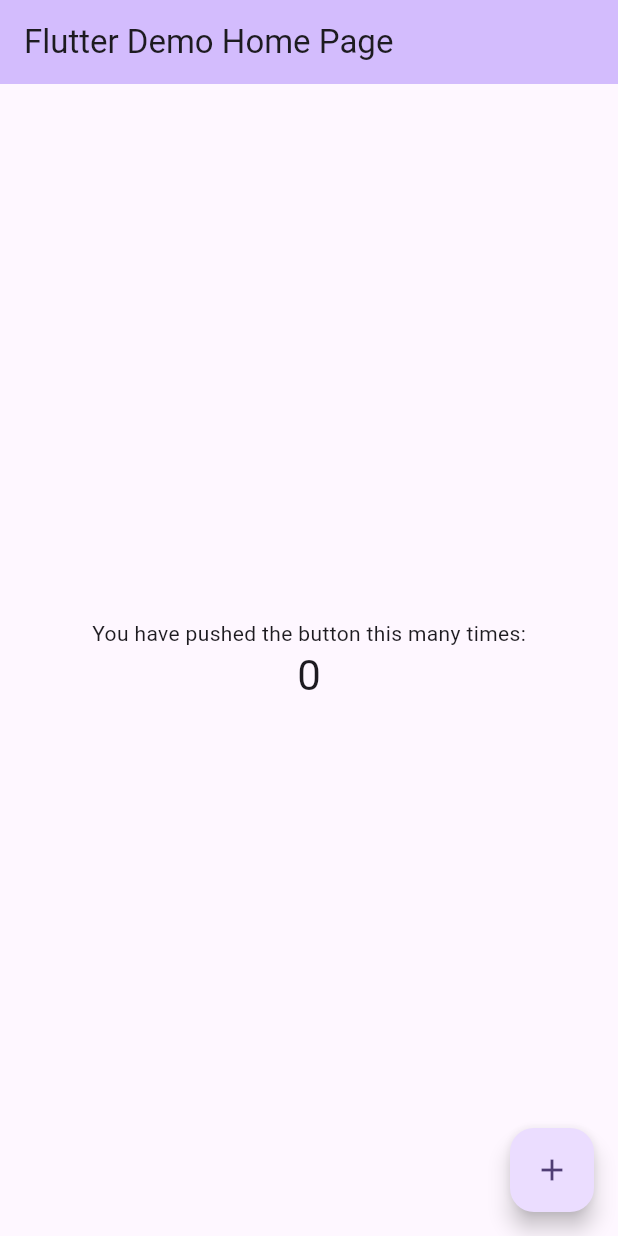
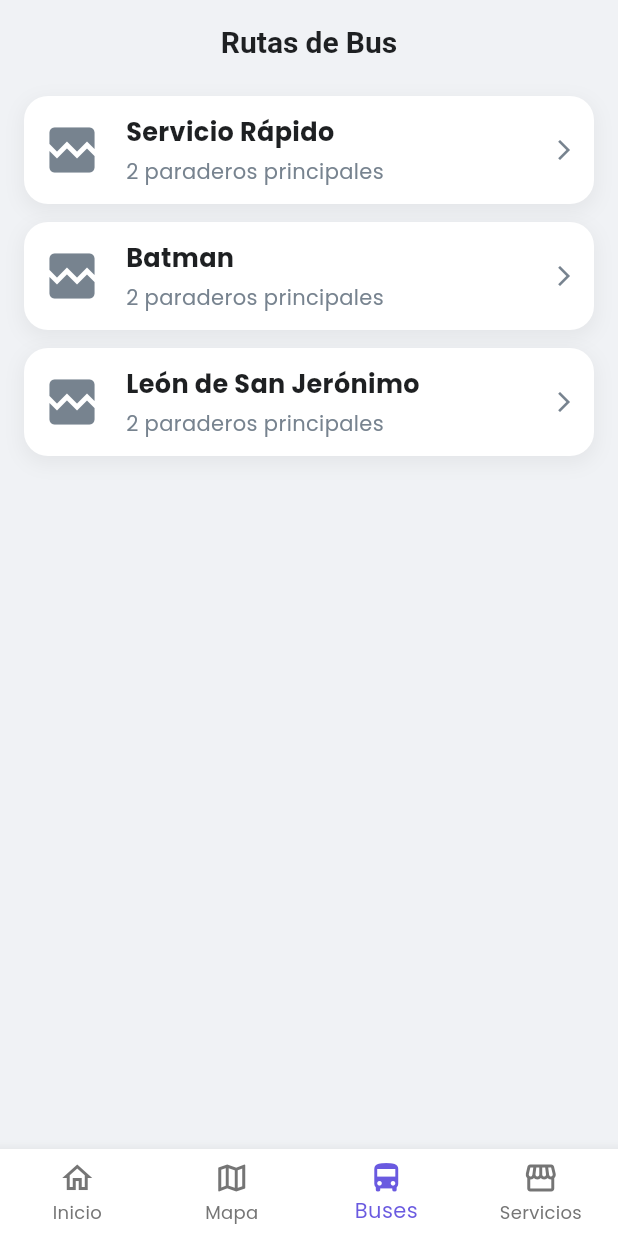
Before and after one commit to Abrilskop/heybus, a Flutter app: the screen it shows after launch, on a phone screen of 412 x 824 dp. Run offline on Flutter 3.47's test engine with Material 3 defaults, Android fonts, the phone set to English and light mode, and no system bars; our stand-ins replace google_fonts, google_maps_flutter; network calls fail.

Commit message:
feat; añadi el 1mer demo de la app sin el mapa

```diff
--- a/lib/main.dart
+++ b/lib/main.dart
@@ -1,122 +1,56 @@
 import 'package:flutter/material.dart';
+import 'package:google_fonts/google_fonts.dart';
+import 'package:heybus/main_screen.dart';
+
+// --- NUEVA PALETA DE COLORES MODERNA ---
+class AppColors {
+  static const Color primary = Color(0xFF6A5AE0); // Un morado vibrante
+  static const Color background = Color(0xFFF0F2F5); // Un gris muy claro y limpio
+  static const Color cardBackground = Colors.white;
+  static const Color textPrimary = Color(0xFF1E2022);
+  static const Color textSecondary = Color(0xFF77838F);
+  static const Color accent = Color(0xFF48D6D2); // Un turquesa para acentos
+}
+// --- FIN DE LA PALETA ---
 
 void main() {
-  runApp(const MyApp());
+  runApp(const HeyBusApp());
 }
 
-class MyApp extends StatelessWidget {
-  const MyApp({super.key});
+class HeyBusApp extends StatelessWidget {
+  const HeyBusApp({super.key});
 
-  // This widget is the root of your application.
   @override
   Widget build(BuildContext context) {
     return MaterialApp(
-      title: 'Flutter Demo',
+      debugShowCheckedModeBanner: false,
+      title: 'HeyBus',
       theme: ThemeData(
-        // This is the theme of your application.
-        //
-        // TRY THIS: Try running your application with "flutter run". You'll see
-        // the application has a purple toolbar. Then, without quitting the app,
-        // try changing the seedColor in the colorScheme below to Colors.green
-        // and then invoke "hot reload" (save your changes or press the "hot
-        // reload" button in a Flutter-supported IDE, or press "r" if you used
-        // the command line to start the app).
-        //
-        // Notice that the counter didn't reset back to zero; the application
-        // state is not lost during the reload. To reset the state, use hot
-        // restart instead.
-        //
-        // This works for code too, not just values: Most code changes can be
-        // tested with just a hot reload.
-        colorScheme: ColorScheme.fromSeed(seedColor: Colors.deepPurple),
+        // --- TEMA COMPLETAMENTE REDISEÑADO ---
+        scaffoldBackgroundColor: AppColors.background,
+        primaryColor: AppColors.primary,
+        fontFamily: GoogleFonts.poppins().fontFamily,
+        appBarTheme: const AppBarTheme(
+          backgroundColor: AppColors.background,
+          elevation: 0, // AppBar sin sombra para un look plano
+          centerTitle: true,
+          titleTextStyle: TextStyle(
+            color: AppColors.textPrimary,
+            fontSize: 20,
+            fontWeight: FontWeight.w600,
+          ),
+        ),
+        bottomNavigationBarTheme: BottomNavigationBarThemeData(
+          backgroundColor: Colors.white,
+          selectedItemColor: AppColors.primary,
+          unselectedItemColor: AppColors.textSecondary,
+          type: BottomNavigationBarType.fixed,
+          showUnselectedLabels: true,
+        ),
+        useMaterial3: true,
+        // --- FIN DEL REDISEÑO DEL TEMA ---
       ),
-      home: const MyHomePage(title: 'Flutter Demo Home Page'),
+      home: const MainScreen(),
     );
   }
 }
-
-class MyHomePage extends StatefulWidget {
-  const MyHomePage({super.key, required this.title});
-
-  // This widget is the home page of your application. It is stateful, meaning
-  // that it has a State object (defined below) that contains fields that affect
-  // how it looks.
-
-  // This class is the configuration for the state. It holds the values (in this
-  // case the title) provided by the parent (in this case the App widget) and
-  // used by the build method of the State. Fields in a Widget subclass are
-  // always marked "final".
-
-  final String title;
-
-  @override
-  State<MyHomePage> createState() => _MyHomePageState();
-}
-
-class _MyHomePageState extends State<MyHomePage> {
-  int _counter = 0;
-
-  void _incrementCounter() {
-    setState(() {
-      // This call to setState tells the Flutter framework that something has
-      // changed in this State, which causes it to rerun the build method below
-      // so that the display can reflect the updated values. If we changed
-      // _counter without calling setState(), then the build method would not be
-      // called again, and so nothing would appear to happen.
-      _counter++;
-    });
-  }
-
-  @override
-  Widget build(BuildContext context) {
-    // This method is rerun every time setState is called, for instance as done
-    // by the _incrementCounter method above.
-    //
-    // The Flutter framework has been optimized to make rerunning build methods
-    // fast, so that you can just rebuild anything that needs updating rather
-    // than having to individually change instances of widgets.
-    return Scaffold(
-      appBar: AppBar(
-        // TRY THIS: Try changing the color here to a specific color (to
-        // Colors.amber, perhaps?) and trigger a hot reload to see the AppBar
-        // change color while the other colors stay the same.
-        backgroundColor: Theme.of(context).colorScheme.inversePrimary,
-        // Here we take the value from the MyHomePage object that was created by
-        // the App.build method, and use it to set our appbar title.
-        title: Text(widget.title),
-      ),
-      body: Center(
-        // Center is a layout widget. It takes a single child and positions it
-        // in the middle of the parent.
-        child: Column(
-          // Column is also a layout widget. It takes a list of children and
-          // arranges them vertically. By default, it sizes itself to fit its
-          // children horizontally, and tries to be as tall as its parent.
-          //
-          // Column has various properties to control how it sizes itself and
-          // how it positions its children. Here we use mainAxisAlignment to
-          // center the children vertically; the main axis here is the vertical
-          // axis because Columns are vertical (the cross axis would be
-          // horizontal).
-          //
-          // TRY THIS: Invoke "debug painting" (choose the "Toggle Debug Paint"
-          // action in the IDE, or press "p" in the console), to see the
-          // wireframe for each widget.
-          mainAxisAlignment: MainAxisAlignment.center,
-          children: <Widget>[
-            const Text('You have pushed the button this many times:'),
-            Text(
-              '$_counter',
-              style: Theme.of(context).textTheme.headlineMedium,
-            ),
-          ],
-        ),
-      ),
-      floatingActionButton: FloatingActionButton(
-        onPressed: _incrementCounter,
-        tooltip: 'Increment',
-        child: const Icon(Icons.add),
-      ), // This trailing comma makes auto-formatting nicer for build methods.
-    );
-  }
-}
--- /dev/null
+++ b/lib/main_screen.dart
@@ -0,0 +1,66 @@
+import 'package:flutter/material.dart';
+import 'package:heybus/screens/bus_list_screen.dart';
+import 'package:heybus/screens/placeholder_screen.dart';
+
+class MainScreen extends StatefulWidget {
+  const MainScreen({super.key});
+
+  @override
+  State<MainScreen> createState() => _MainScreenState();
+}
+
+class _MainScreenState extends State<MainScreen> {
+  int _selectedIndex = 2; // Inicia en la pestaña de "Buses"
+
+  static const List<Widget> _widgetOptions = <Widget>[
+    PlaceholderScreen(title: 'Inicio'),
+    PlaceholderScreen(title: 'Mapa General'), // Un futuro mapa general
+    BusListScreen(),
+    PlaceholderScreen(title: 'Servicios'),
+  ];
+
+  void _onItemTapped(int index) {
+    setState(() {
+      _selectedIndex = index;
+    });
+  }
+
+  @override
+  Widget build(BuildContext context) {
+    return Scaffold(
+      body: Center(
+        child: _widgetOptions.elementAt(_selectedIndex),
+      ),
+      bottomNavigationBar: BottomNavigationBar(
+        items: const <BottomNavigationBarItem>[
+          BottomNavigationBarItem(
+            icon: Icon(Icons.home_outlined),
+            activeIcon: Icon(Icons.home),
+            label: 'Inicio',
+          ),
+          BottomNavigationBarItem(
+            icon: Icon(Icons.map_outlined),
+            activeIcon: Icon(Icons.map),
+            label: 'Mapa',
+          ),
+          BottomNavigationBarItem(
+            icon: Icon(Icons.directions_bus_outlined),
+            activeIcon: Icon(Icons.directions_bus),
+            label: 'Buses',
+          ),
+          BottomNavigationBarItem(
+            icon: Icon(Icons.storefront_outlined),
+            activeIcon: Icon(Icons.storefront),
+            label: 'Servicios',
+          ),
+        ],
+        currentIndex: _selectedIndex,
+        onTap: _onItemTapped,
+        type: BottomNavigationBarType.fixed, // Para que todos los labels sean visibles
+        selectedItemColor: Theme.of(context).primaryColor,
+        unselectedItemColor: Colors.grey[600],
+        showUnselectedLabels: true,
+      ),
+    );
+  }
+}
--- /dev/null
+++ b/lib/models/bus_model.dart
@@ -0,0 +1,17 @@
+import 'bus_stop_model.dart';
+
+class Bus {
+  final String id;
+  final String routeName;
+  final String imageUrl;
+  final List<BusStop> idaStops; // Paraderos de ida
+  final List<BusStop> vueltaStops; // Paraderos de vuelta
+
+  Bus({
+    required this.id,
+    required this.routeName,
+    required this.imageUrl,
+    required this.idaStops,
+    required this.vueltaStops,
+  });
+}
--- /dev/null
+++ b/lib/models/bus_stop_model.dart
@@ -0,0 +1,13 @@
+import 'package:google_maps_flutter/google_maps_flutter.dart';
+
+class BusStop {
+  final String id;
+  final String name;
+  final LatLng location; // Coordenadas geográficas del paradero
+
+  BusStop({
+    required this.id,
+    required this.name,
+    required this.location,
+  });
+}
--- /dev/null
+++ b/lib/screens/bus_list_screen.dart
@@ -0,0 +1,152 @@
+import 'package:flutter/material.dart';
+import 'package:google_maps_flutter/google_maps_flutter.dart';
+import '../main.dart'; // Importamos para acceder a AppColors
+import '../models/bus_model.dart';
+import '../models/bus_stop_model.dart';
+import '../widgets/bus_detail_sheet.dart';
+
+class BusListScreen extends StatefulWidget {
+  const BusListScreen({super.key});
+
+  @override
+  State<BusListScreen> createState() => _BusListScreenState();
+}
+
+class _BusListScreenState extends State<BusListScreen> {
+  // --- DATOS CON IMÁGENES DE UNSPLASH ---
+  // Unsplash es perfecto para placeholders de alta calidad.
+  final List<Bus> buses = [
+    Bus(
+      id: 'R-01',
+      routeName: 'Servicio Rápido',
+      // Usamos source.unsplash para obtener imágenes aleatorias por categoría
+      imageUrl: 'https://images.unsplash.com/photo-1544620347-c4fd4a3d5957?w=400&q=80',
+      idaStops: [
+        BusStop(id: 'ida1-1', name: 'Terminal (Rápido)', location: const LatLng(-13.5284, -71.9509)),
+        BusStop(id: 'ida1-2', name: 'Mercado Wanchaq', location: const LatLng(-13.5228, -71.9667)),
+      ],
+      vueltaStops: []
+    ),
+    Bus(
+      id: 'R-02',
+      routeName: 'Batman',
+      imageUrl: 'https://images.unsplash.com/photo-1612916628677-475f676a6adf?q=80&w=1170&auto=format&fit=crop&ixlib=rb-4.1.0&ixid=M3wxMjA3fDB8MHxwaG90by1wYWdlfHx8fGVufDB8fHx8fA%3D%3D',
+      idaStops: [
+        BusStop(id: 'ida2-1', name: 'Puente Grau', location: const LatLng(-13.5186, -71.9790)),
+        BusStop(id: 'ida2-2', name: 'Av. El Sol', location: const LatLng(-13.5173, -71.9774)),
+      ],
+       vueltaStops: []
+    ),
+    Bus(
+      id: 'R-03',
+      routeName: 'León de San Jerónimo',
+      imageUrl: 'https://plus.unsplash.com/premium_photo-1664302152991-d013ff125f3f?w=600&auto=format&fit=crop&q=60&ixlib=rb-4.1.0&ixid=M3wxMjA3fDB8MHxzZWFyY2h8MXx8YnVzfGVufDB8fDB8fHww',
+      idaStops: [
+        BusStop(id: 'ida3-1', name: 'San Jerónimo', location: const LatLng(-13.5495, -71.9019)),
+        BusStop(id: 'ida3-2', name: 'Real Plaza', location: const LatLng(-13.5235, -71.9546)),
+      ],
+       vueltaStops: []
+    ),
+  ];
+
+  void _showBusDetails(BuildContext context, Bus bus) {
+    showModalBottomSheet(
+      context: context,
+      isScrollControlled: true,
+      backgroundColor: Colors.transparent,
+      builder: (_) => DraggableScrollableSheet(
+        initialChildSize: 0.6,
+        minChildSize: 0.3,
+        maxChildSize: 0.95,
+        builder: (context, scrollController) {
+          return BusDetailSheet(bus: bus, scrollController: scrollController);
+        },
+      ),
+    );
+  }
+
+  @override
+  Widget build(BuildContext context) {
+    return Scaffold(
+      appBar: AppBar(
+        title: const Text('Rutas de Bus'),
+      ),
+      body: ListView.builder(
+        padding: const EdgeInsets.symmetric(horizontal: 16.0, vertical: 8.0),
+        itemCount: buses.length,
+        itemBuilder: (context, index) {
+          final bus = buses[index];
+          // --- TARJETA DE BUS COMPLETAMENTE REDISEÑADA ---
+          return GestureDetector(
+            onTap: () => _showBusDetails(context, bus),
+            child: Container(
+              margin: const EdgeInsets.only(bottom: 12.0),
+              padding: const EdgeInsets.all(12.0),
+              decoration: BoxDecoration(
+                color: AppColors.cardBackground,
+                borderRadius: BorderRadius.circular(16.0),
+                boxShadow: [
+                  BoxShadow(
+                    color: Colors.black.withOpacity(0.05),
+                    spreadRadius: 1,
+                    blurRadius: 10,
+                    offset: const Offset(0, 4),
+                  ),
+                ],
+              ),
+              child: Row(
+                children: [
+                  // 1. IMAGEN REDONDEADA A LA IZQUIERDA
+                  ClipRRect(
+                    borderRadius: BorderRadius.circular(12.0),
+                    child: Image.network(
+                      bus.imageUrl,
+                      width: 70,
+                      height: 70,
+                      fit: BoxFit.cover,
+                      errorBuilder: (context, error, stackTrace) =>
+                          const Icon(Icons.broken_image, size: 40, color: AppColors.textSecondary),
+                    ),
+                  ),
+                  const SizedBox(width: 16),
+
+                  // 2. TEXTO Y TAG A LA DERECHA
+                  Expanded(
+                    child: Column(
+                      crossAxisAlignment: CrossAxisAlignment.start,
+                      children: [
+                        Text(
+                          bus.routeName,
+                          style: const TextStyle(
+                            fontWeight: FontWeight.bold,
+                            fontSize: 17,
+                            color: AppColors.textPrimary,
+                          ),
+                        ),
+                        const SizedBox(height: 4),
+                        Text(
+                          '${bus.idaStops.length} paraderos principales',
+                          style: const TextStyle(
+                            fontSize: 14,
+                            color: AppColors.textSecondary,
+                          ),
+                        ),
+                      ],
+                    ),
+                  ),
+
+                  // 3. ICONO INDICADOR A LA DERECHA
+                  const Icon(
+                    Icons.arrow_forward_ios,
+                    color: AppColors.textSecondary,
+                    size: 16,
+                  ),
+                ],
+              ),
+            ),
+          );
+        },
+      ),
+    );
+  }
+}
```
Also changed, not shown: lib/screens/placeholder_screen.dart (added, +29 -0 lines), lib/widgets/bus_detail_sheet.dart (added, +127 -0 lines), 1 other file.
